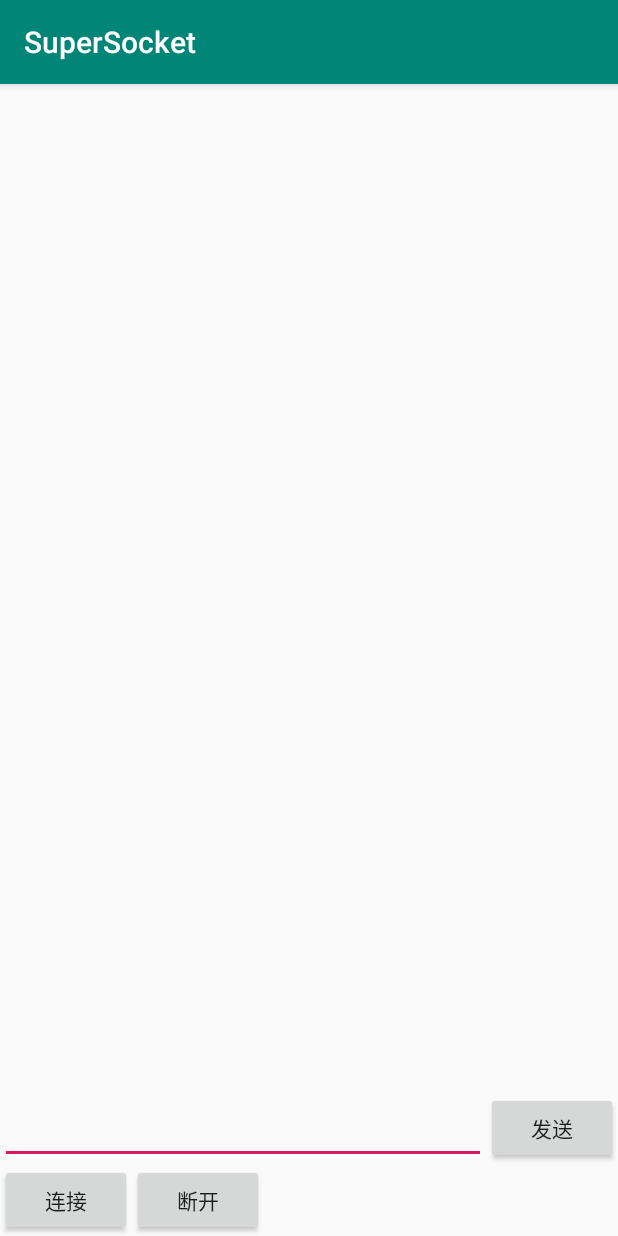
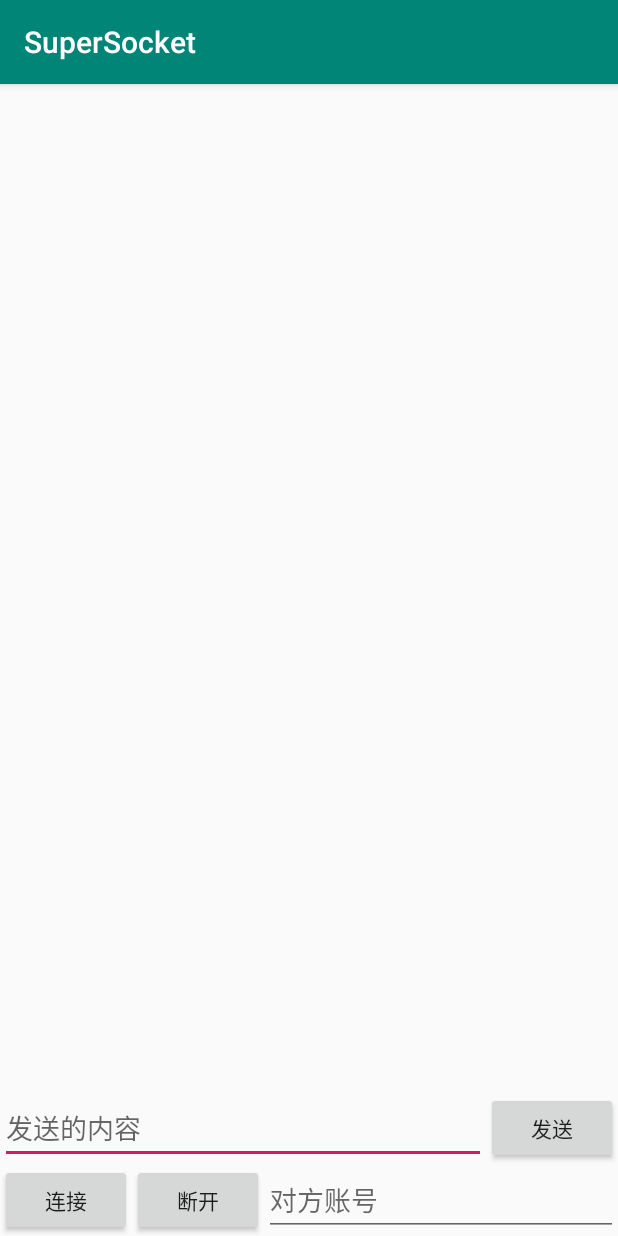
Before and after one commit to ChinaBabyFace/SuperSocket, an Android app: the screen it shows after launch (MainActivity), on a phone screen of 412 x 824 dp. Run offline under Robolectric (Android 15) with nearby library versions, the phone set to English and light mode, and no system bars.

Commit message:
支持Header设置，支持指定id发送消息

```diff
--- /dev/null
+++ b/app/src/main/java/com/shark/socket/demo/CustomerSocket.kt
@@ -0,0 +1,11 @@
+package com.shark.socket.demo
+
+import com.shark.socket.HeaderInterceptor
+import com.shark.socket.SuperSocket
+import okhttp3.OkHttpClient
+
+class CustomerSocket(url: String, var map: Map<String, String>) : SuperSocket(url) {
+    override fun getHttpClientBuilder(): OkHttpClient.Builder {
+        return super.getHttpClientBuilder().apply { addInterceptor(HeaderInterceptor(map)) }
+    }
+}
--- a/app/src/main/java/com/shark/socket/demo/MainActivity.kt
+++ b/app/src/main/java/com/shark/socket/demo/MainActivity.kt
@@ -1,43 +1,35 @@
 package com.shark.socket.demo
 
-import android.database.Observable
-import androidx.appcompat.app.AppCompatActivity
 import android.os.Bundle
 import android.text.TextUtils
 import android.util.Log
-import android.view.View
 import android.widget.Button
 import android.widget.EditText
 import android.widget.TextView
-import androidx.lifecycle.Lifecycle
+import androidx.appcompat.app.AppCompatActivity
 import com.shark.socket.SocketListener
-import com.shark.socket.SuperSocket
-import com.uber.autodispose.android.lifecycle.AndroidLifecycleScopeProvider
-import com.uber.autodispose.autoDispose
-import io.reactivex.Observer
-import io.reactivex.android.plugins.RxAndroidPlugins
-import io.reactivex.android.schedulers.AndroidSchedulers
-import io.reactivex.disposables.Disposable
-import io.reactivex.internal.operators.observable.ObservableTimer
 import kotlinx.android.synthetic.main.activity_main.*
-import java.util.concurrent.TimeUnit
 
 class MainActivity : AppCompatActivity() {
-    lateinit var superSocket: SuperSocket
+    lateinit var superSocket: CustomerSocket
     lateinit var connectButton: Button
     lateinit var closeButton: Button
     lateinit var sendButton: Button
     lateinit var inputText: EditText
+    lateinit var idText: EditText
     lateinit var tv: TextView
     override fun onCreate(savedInstanceState: Bundle?) {
         super.onCreate(savedInstanceState)
         setContentView(R.layout.activity_main)
-        superSocket = SuperSocket(BuildConfig.SOCKET_URL)
+        superSocket = CustomerSocket(
+            BuildConfig.SOCKET_URL,
+            HashMap<String, String>().apply { put("token", "stopworld") }).apply { init() }
 
         connectButton = button
         closeButton = button2
         sendButton = button3
         inputText = editText
+        idText = editText2
         tv = textView
 
         connectButton.setOnClickListener {
@@ -48,28 +40,16 @@ class MainActivity : AppCompatActivity() {
         }
         sendButton.setOnClickListener {
             if (!TextUtils.isEmpty(inputText.text.toString())) {
-                tv.append(inputText.text.toString()+"\n")
-                superSocket.send(inputText.text.toString())
+                tv.append(inputText.text.toString() + "\n")
+                superSocket.send(
+                    "{" +
+                            "  \"receiveId\": \"${idText.text}\"," +
+                            "  \"msg\": \"${inputText.text}\"" +
+                            "}"
+                )
                 inputText.setText("")
             }
         }
-//        ObservableTimer.interval(3, TimeUnit.SECONDS)
-//            .observeOn(AndroidSchedulers.mainThread())
-//            .autoDispose(AndroidLifecycleScopeProvider.from(this, Lifecycle.Event.ON_DESTROY))
-//            .subscribe(object : Observer<Long> {
-//                override fun onNext(t: Long) {
-////                    superSocket.send("Heart Heat:${t}")
-//                }
-//
-//                override fun onComplete() {
-//                }
-//
-//                override fun onSubscribe(d: Disposable) {
-//                }
-//
-//                override fun onError(e: Throwable) {
-//                }
-//            })
     }
 
     private fun connect() {
@@ -84,11 +64,11 @@ class MainActivity : AppCompatActivity() {
 
             override fun onMessage(text: String) {
                 Log.e("Shark", "onMessage:${text}")
-                runOnUiThread { tv.append(text+"\n") }
+                runOnUiThread { tv.append(text + "\n") }
             }
 
             override fun onOpen(response: okhttp3.Response) {
-                Log.e("Shark", "onOpen:${response.code}")
+                Log.e("Shark", "onOpen:${response}")
                 runOnUiThread { tv.append("Connect Success:${response.code}\n") }
             }
 
@@ -96,7 +76,7 @@ class MainActivity : AppCompatActivity() {
             }
 
             override fun onFailure(t: Throwable, response: okhttp3.Response?) {
-                Log.e("Shark", "onFailure:${t.message}")
+                Log.e("Shark", "onFailure:${response}")
                 runOnUiThread { tv.append("Error:${t.message}\n") }
             }
         })
--- a/app/src/main/res/layout/activity_main.xml
+++ b/app/src/main/res/layout/activity_main.xml
@@ -49,8 +49,21 @@
         android:layout_width="0dp"
         android:layout_height="wrap_content"
         android:ems="10"
+        android:hint="发送的内容"
         android:inputType="textPersonName"
         app:layout_constraintBottom_toTopOf="@+id/button"
         app:layout_constraintEnd_toStartOf="@+id/button3"
         app:layout_constraintStart_toStartOf="parent" />
+
+    <EditText
+        android:id="@+id/editText2"
+        android:layout_width="0dp"
+        android:layout_height="0dp"
+        android:ems="10"
+        android:hint="对方账号"
+        android:inputType="textPersonName"
+        app:layout_constraintBottom_toBottomOf="parent"
+        app:layout_constraintEnd_toEndOf="parent"
+        app:layout_constraintStart_toEndOf="@+id/button2"
+        app:layout_constraintTop_toBottomOf="@+id/editText" />
 </androidx.constraintlayout.widget.ConstraintLayout>
--- a/library/src/main/java/com/shark/socket/SocketState.kt
+++ b/library/src/main/java/com/shark/socket/SocketState.kt
@@ -1,5 +1,5 @@
 package com.shark.socket
 
 enum class SocketState {
-    CONNECTED,CONNECTING,CLOSING,CLOSED,FAILURE
+    START,CONNECTED,CONNECTING,CLOSING,CLOSED,FAILURE
 }
--- a/library/src/main/java/com/shark/socket/SuperSocket.kt
+++ b/library/src/main/java/com/shark/socket/SuperSocket.kt
@@ -5,25 +5,30 @@ import okhttp3.logging.HttpLoggingInterceptor
 import okio.ByteString
 import java.util.concurrent.TimeUnit
 
-class SuperSocket() {
+open class SuperSocket() {
     private lateinit var httpClient: OkHttpClient
     private lateinit var baseUrl: String
     private lateinit var coreSocket: WebSocket
-    private var state: SocketState = SocketState.CLOSED
+    private var state: SocketState = SocketState.START
 
     constructor(url: String) : this() {
         baseUrl = url
-        initSocket()
     }
 
-    private fun initSocket() {
-        httpClient = OkHttpClient.Builder()
+    open fun getHttpClientBuilder(): OkHttpClient.Builder =
+        OkHttpClient.Builder()
             .pingInterval(3, TimeUnit.SECONDS)
             .retryOnConnectionFailure(true)
             .addInterceptor(HttpLoggingInterceptor().apply {
-                level = HttpLoggingInterceptor.Level.BODY
+                if (BuildConfig.DEBUG)
+                    level = HttpLoggingInterceptor.Level.BODY
             })
-            .build()
+
+    fun init() {
+        if (state == SocketState.START) {
+            httpClient = getHttpClientBuilder().build()
+            state = SocketState.CLOSED
+        }
     }
 
     fun connect(listener: SocketListener?) {
@@ -75,6 +80,7 @@ class SuperSocket() {
     }
 
     fun close() {
+        state = SocketState.CLOSED
         httpClient.dispatcher.cancelAll()
         coreSocket.close(1000, "Normal")
     }
```
Also changed, not shown: app/src/main/res/xml/network_security_config.xml (added, +10 -0 lines), library/src/main/java/com/shark/socket/HeaderInterceptor.kt (added, +27 -0 lines).
